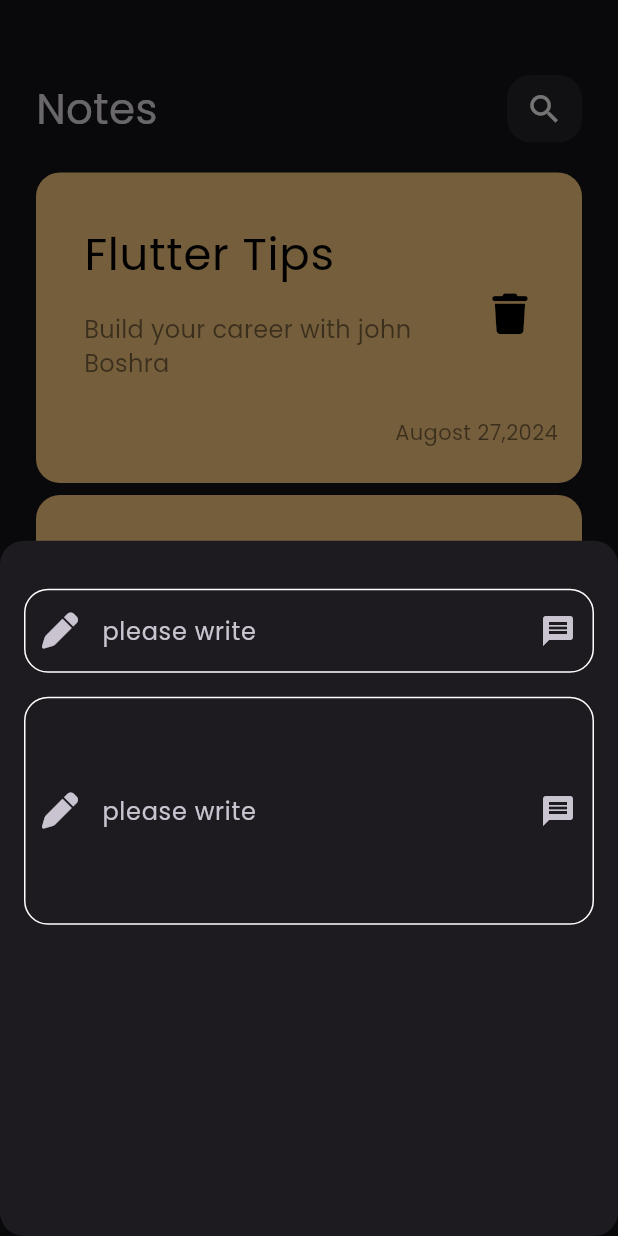
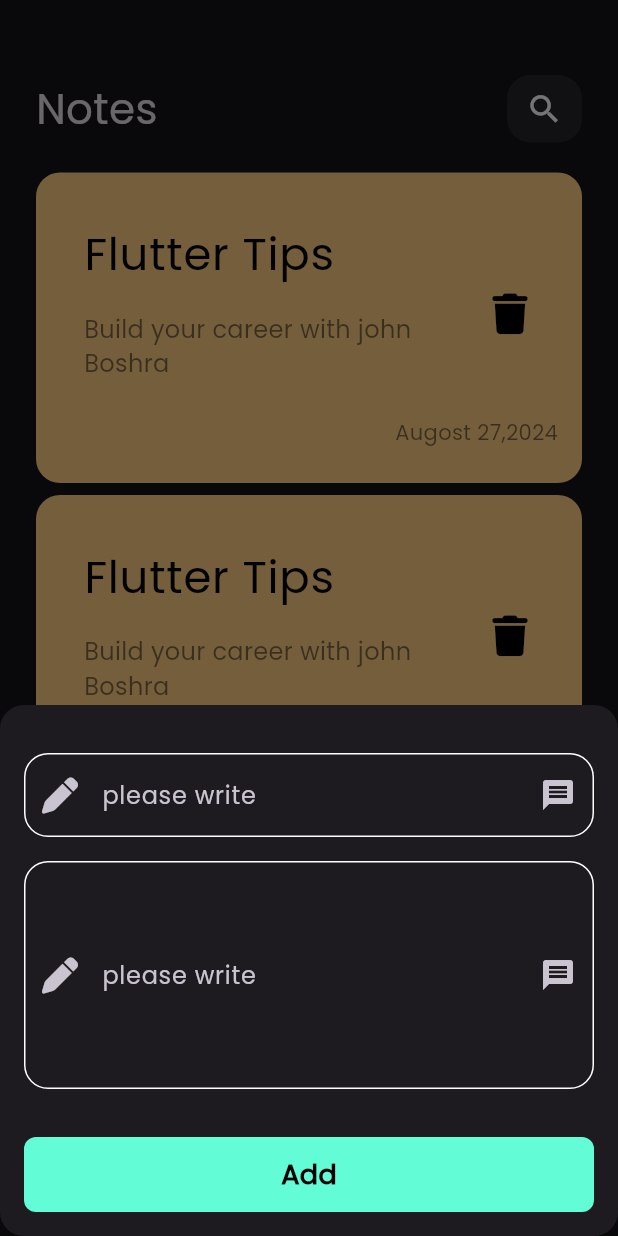
Before and after one commit to johnboshra88/nots_app, a Flutter app: the screen it shows after launch, after a tap on the "add" icon, on a phone screen of 412 x 824 dp. Run offline on Flutter 3.47's test engine with Material 3 defaults, Android fonts, the phone set to English and light mode, and no system bars; our stand-ins replace font_awesome_flutter.

Commit message:
finish notes bottom sheet

```diff
--- a/lib/widgets/add_note_bottem_sheet.dart
+++ b/lib/widgets/add_note_bottem_sheet.dart
@@ -1,4 +1,6 @@
 import 'package:flutter/material.dart';
+import 'package:nots_app/widgets/constants.dart';
+import 'package:nots_app/widgets/custom_bottom.dart';
 import 'package:nots_app/widgets/custome_text_field.dart';
 
 class AddNoteBottemSheet extends StatelessWidget {
@@ -8,6 +10,7 @@ class AddNoteBottemSheet extends StatelessWidget {
   Widget build(BuildContext context) {
     return const Padding(
       padding: EdgeInsets.symmetric(horizontal: 16),
+      child: SingleChildScrollView(
         child: Column(
           children: [
             SizedBox(
@@ -22,8 +25,16 @@ class AddNoteBottemSheet extends StatelessWidget {
             CustomeTextField(
               hint: 'content',
               maxLines: 5,
+            ),
+            SizedBox(
+              height: 32,
+            ),
+            CustomBottom(),
+            SizedBox(
+              height: 16,
             )
           ],
+        ),
       ),
     );
   }
--- /dev/null
+++ b/lib/widgets/custom_bottom.dart
@@ -0,0 +1,23 @@
+import 'package:flutter/material.dart';
+import 'package:nots_app/widgets/constants.dart';
+
+class CustomBottom extends StatelessWidget {
+  const CustomBottom({super.key});
+
+  @override
+  Widget build(BuildContext context) {
+    return Container(
+      width: MediaQuery.of(context).size.width,
+      decoration: BoxDecoration(
+          color: kPrimaryColor, borderRadius: BorderRadius.circular(8)),
+      height: 50,
+      child: Center(
+        child: Text(
+          'Add',
+          style: TextStyle(
+              color: Colors.black, fontSize: 18, fontWeight: FontWeight.bold),
+        ),
+      ),
+    );
+  }
+}
```
Lines whose indentation alone changed are shown as unchanged.
